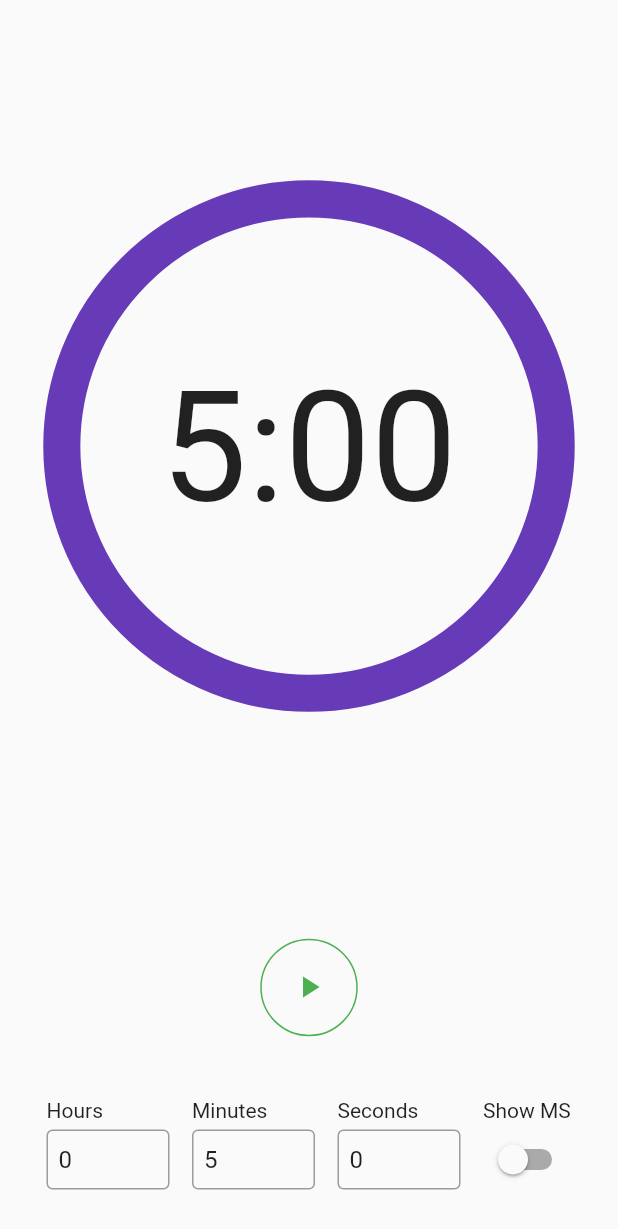
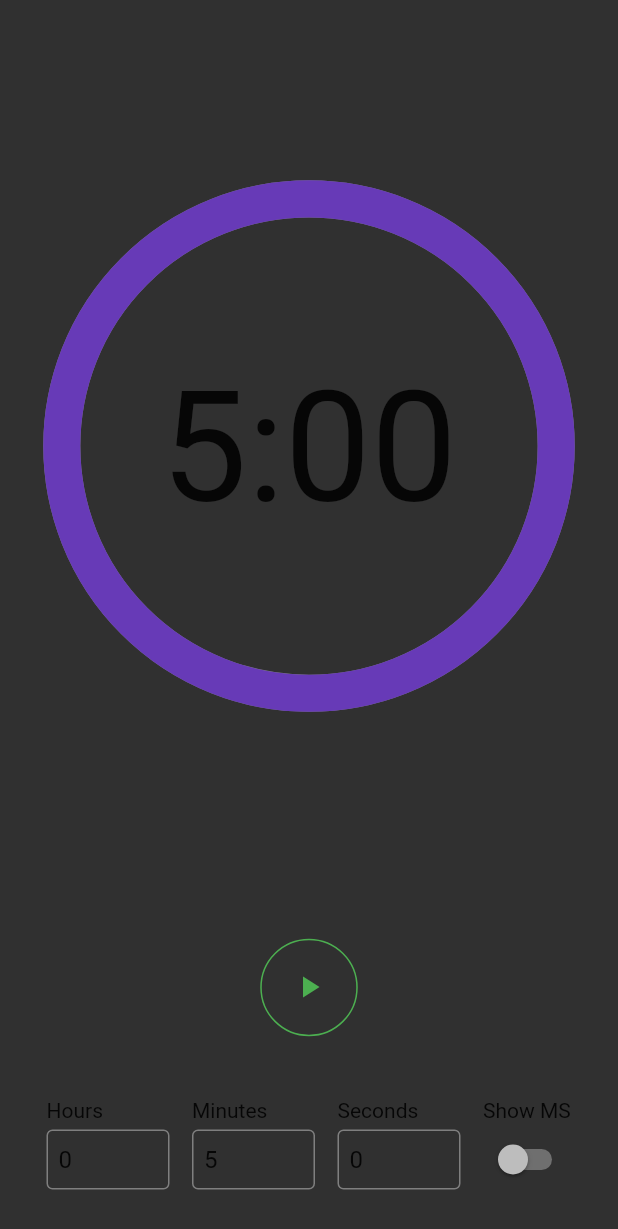
Before and after one commit to braydenbabbitt/countdown_timer, a Flutter app: the screen it shows after launch, on a phone screen of 412 x 824 dp. Shown: the top 1229 px of the screen. Run offline on Flutter 3.47's test engine with Material 2 defaults, Android fonts, the phone set to English and light mode, and no system bars; our stand-ins replace google_fonts, shared_preferences.

Commit message:
Defaulted all themes to dark theme

```diff
--- a/lib/main.dart
+++ b/lib/main.dart
@@ -37,9 +37,14 @@ class CountdownTimerApp extends StatelessWidget {
         textTheme: GoogleFonts.robotoTextTheme(
           Theme.of(context).textTheme,
         ),
+        // TODO: Handle light theme
+        brightness: Brightness.dark,
       ),
       darkTheme: ThemeData(
         primarySwatch: Colors.blue,
+        textTheme: GoogleFonts.robotoTextTheme(
+          Theme.of(context).textTheme,
+        ),
         brightness: Brightness.dark,
       ),
       home: const CountdownTimerHomePage(title: 'Timer Page'),
```
Also changed, not shown: 3 other files.
